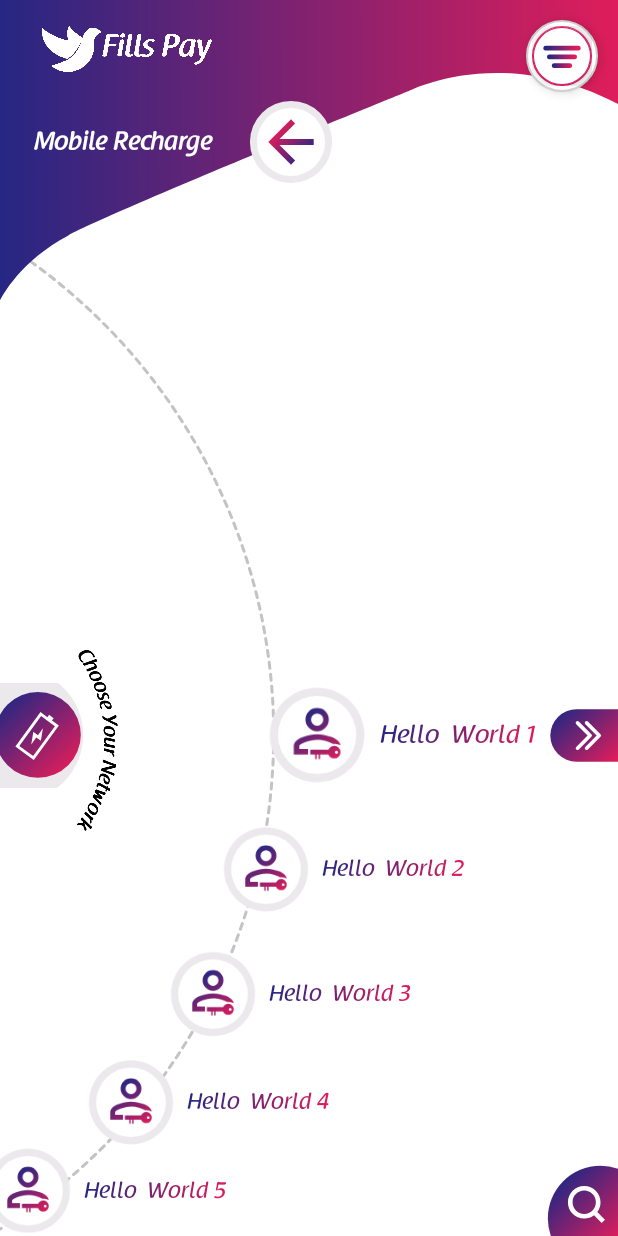
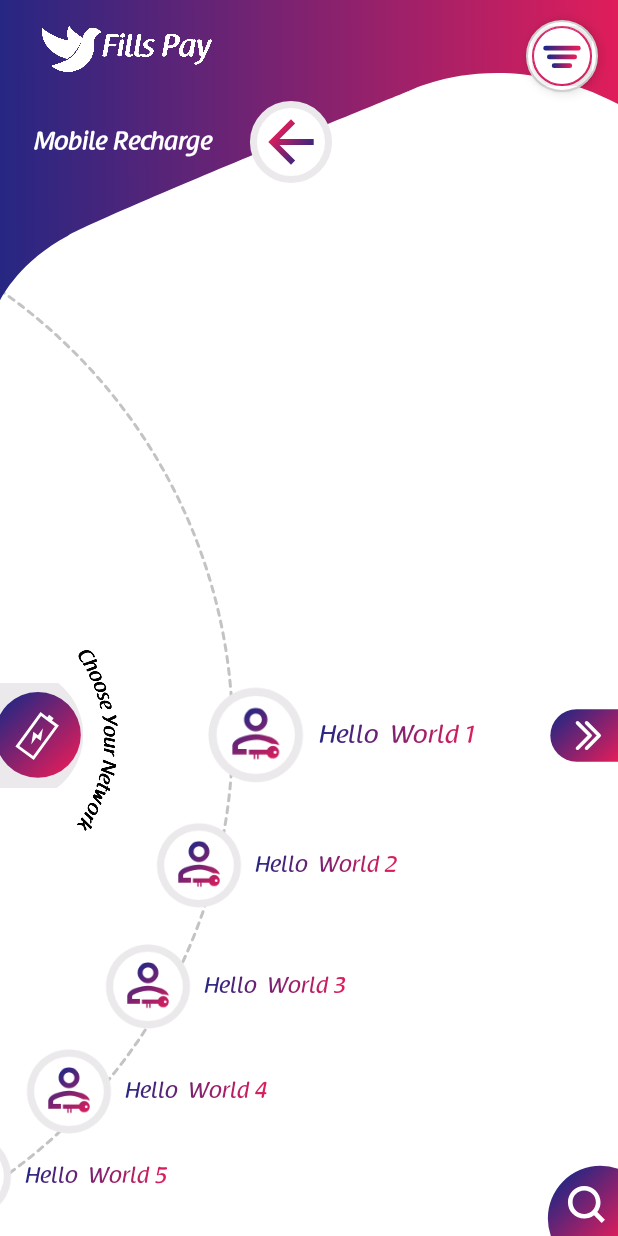
Before and after one commit to marasamallikarjuna/fill, an Android app: the MobileRecFragOne screen opened directly, with no data from a screen before it, on a phone screen of 412 x 824 dp. Run offline under Robolectric (Android 15) with nearby library versions, the phone set to English and light mode, and no system bars; our stand-ins replace sdp/ssp sizes; Roboto replaces fonts that are not available here.

Commit message:
circular layout manager recycler view and half curve layout manager

```diff
--- a/app/src/main/java/com/mi/fillspay/utilities/circleRecyclerView/HalfCurveLayoutManager.java
+++ b/app/src/main/java/com/mi/fillspay/utilities/circleRecyclerView/HalfCurveLayoutManager.java
@@ -55,7 +55,7 @@ public class HalfCurveLayoutManager extends CenterEdgeItemsRecyclerView.ChildLay
         int childHeight = child.getHeight();
         int mParentViewHeight = this.mParentView.getHeight();
 
-        float mXCurveOffset = (this.mLayoutWidth / 2) + (this.mLayoutWidth / 4);
+        float mXCurveOffset = (this.mLayoutWidth/4) + (this.mLayoutWidth / 4);
         this.setUpCircularInitialLayout((this.mLayoutWidth * 2) - (this.mLayoutWidth / 4), this.mLayoutHeight);
         this.mAnchorOffsetXY[0] = mXCurveOffset;
         this.mAnchorOffsetXY[1] = (float) childHeight / 2.0F;
@@ -98,12 +98,12 @@ public class HalfCurveLayoutManager extends CenterEdgeItemsRecyclerView.ChildLay
             this.mCurvePath.lineTo(0.34F * (float) width, 0.075F * (float) height);
 
             this.mCurvePath.cubicTo(0.22F * (float) width, 0.17F * (float) height,
-                                    0.13F * (float) width, 0.32F * (float) height,
-                                    0.13F * (float) width, 0.5F * (float) height);
+                    0.13F * (float) width, 0.32F * (float) height,
+                    0.13F * (float) width, 0.5F * (float) height);
 
             this.mCurvePath.cubicTo(0.13F * (float) width, 0.68F * (float) height,
-                                    0.22F * (float) width, 0.83F * (float) height,
-                                    0.34F * (float) width, 0.925F * (float) height);
+                    0.22F * (float) width, 0.83F * (float) height,
+                    0.34F * (float) width, 0.925F * (float) height);
 
             this.mCurvePath.lineTo(0.5F * (float) width, this.mCurveTop);
 
--- a/app/src/main/res/layout/layout_circular_recycler.xml
+++ b/app/src/main/res/layout/layout_circular_recycler.xml
@@ -7,8 +7,6 @@
     android:gravity="center">
 
     <com.mi.fillspay.utilities.circleRecyclerView.CurveView
-        android:layout_marginTop="-25dp"
-        android:layout_marginBottom="-25dp"
         android:layout_width="match_parent"
         android:layout_height="match_parent"/>
 
@@ -17,22 +15,20 @@
         android:layout_height="match_parent"
         android:layout_alignParentTop="true"
         android:layout_alignParentEnd="true"
-        android:layout_alignParentRight="true"
         android:clipChildren="true"
         android:clipToPadding="true">
 
         <com.mi.fillspay.utilities.circleRecyclerView.CenterEdgeItemsRecyclerView
-            android:layout_marginTop="-25dp"
-            android:layout_marginBottom="-25dp"
             android:id="@+id/wrv"
             app:stackFromEnd="true"
-            android:layout_marginLeft="-60dp"
             android:layout_width="match_parent"
             android:layout_height="match_parent"
             android:layout_gravity="center"
             android:clipChildren="false"
             android:clipToPadding="false"
-            android:rotationY="180" />
+            android:rotationY="180" >
+        </com.mi.fillspay.utilities.circleRecyclerView.CenterEdgeItemsRecyclerView>
+
     </FrameLayout>
 
 </RelativeLayout>
```
